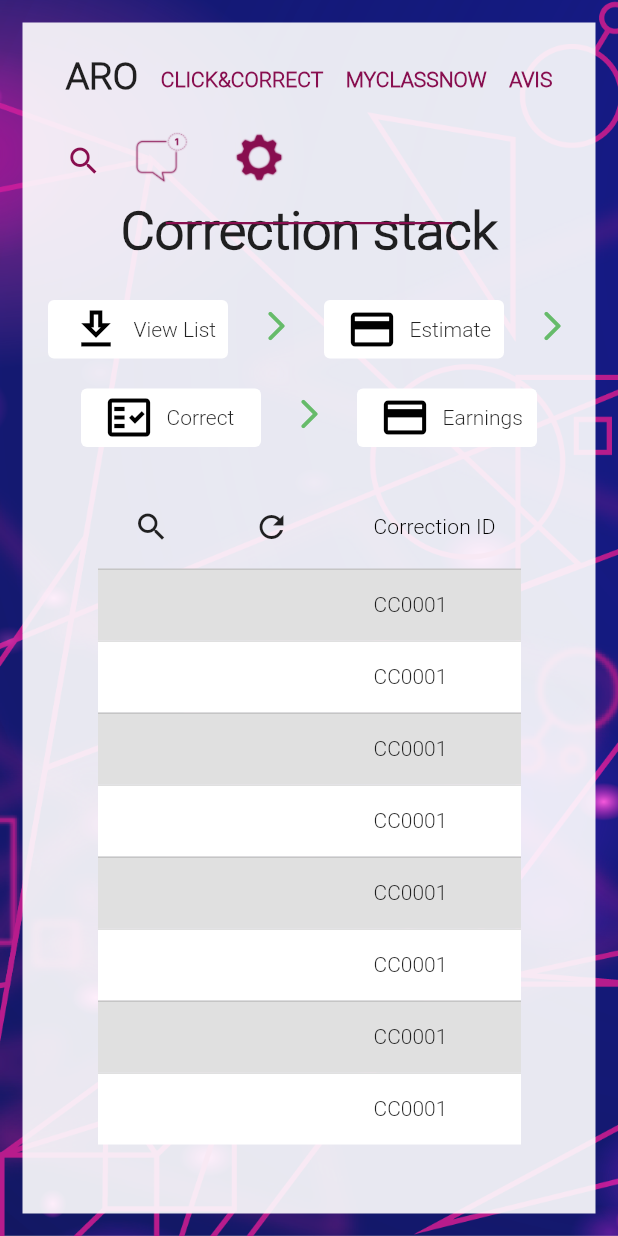
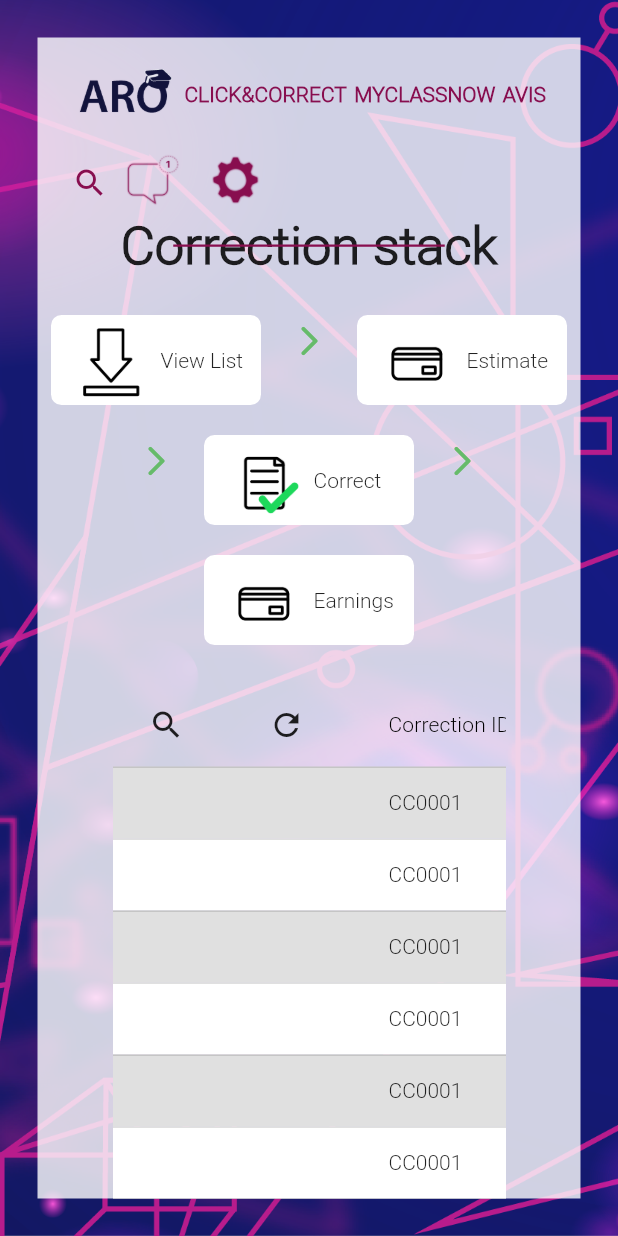
Before and after one commit to BOBMAXIMUS/Public, a Flutter app: the screen it shows after launch, after a tap on "CLICK&CORRECT", after a tap on "MYCLASSNOW", on a phone screen of 412 x 824 dp. Run offline on Flutter 3.47's test engine with Material 2 defaults, Android fonts, the light colour scheme and no system bars.

Commit message:
Modificacion de los assets.
Acomodo de overflows.

```diff
--- a/lib/book_class.dart
+++ b/lib/book_class.dart
@@ -10,11 +10,11 @@ class BookClass extends StatelessWidget {
   @override
   Widget build(BuildContext context) {
     Widget bookClass = Container(
-      height: 250.0,
+      height: 270.0,
       margin: EdgeInsets.all(5.0),
       padding: EdgeInsets.all(5.0),
       decoration: BoxDecoration(
-        borderRadius: BorderRadius.circular(4),
+        borderRadius: BorderRadius.circular(7),
         shape: BoxShape.rectangle,
         color: Colors.green.shade400,
       ),
@@ -54,11 +54,11 @@ class BookClass extends StatelessWidget {
       ),
     );
     Container planLater = Container(
-      height: 250.0,
+      height: 270.0,
       margin: EdgeInsets.all(5.0),
       padding: EdgeInsets.all(5.0),
       decoration: BoxDecoration(
-        borderRadius: BorderRadius.circular(4),
+        borderRadius: BorderRadius.circular(7),
         shape: BoxShape.rectangle,
         color: Colors.blue.shade800,
       ),
@@ -79,7 +79,7 @@ class BookClass extends StatelessWidget {
             width: 250.0,
             margin: EdgeInsets.all(5.0),
             child: Image(
-              image: AssetImage("lib/assets/images/book_later.jpg"),
+              image: AssetImage("lib/assets/images/PlanAClassForLater.jpg"),
               fit: BoxFit.contain,
             ),
           ),
@@ -98,11 +98,11 @@ class BookClass extends StatelessWidget {
       ),
     );
     Container reflexSheet = Container(
-      height: 250.0,
+      height: 270.0,
       margin: EdgeInsets.all(5.0),
       padding: EdgeInsets.all(5.0),
       decoration: BoxDecoration(
-        borderRadius: BorderRadius.circular(4),
+        borderRadius: BorderRadius.circular(7),
         shape: BoxShape.rectangle,
         color: Colors.indigo.shade900,
       ),
@@ -142,11 +142,11 @@ class BookClass extends StatelessWidget {
       ),
     );
     Container clicknCorrect = Container(
-      height: 250.0,
+      height: 270.0,
       margin: EdgeInsets.all(5.0),
       padding: EdgeInsets.all(5.0),
       decoration: BoxDecoration(
-        borderRadius: BorderRadius.circular(4),
+        borderRadius: BorderRadius.circular(7),
         shape: BoxShape.rectangle,
         color: Colors.pink.shade800,
       ),
--- a/lib/correction_stack.dart
+++ b/lib/correction_stack.dart
@@ -20,11 +20,11 @@ class CorrectionStack extends StatelessWidget {
     width: 8.0,
   );
 
-  myContainer(IconData icon, String text) {
+  myContainer(String asset, String text) {
     Widget banner = Container(
-      width: 120.0,
+      width: 140.0,
       decoration: BoxDecoration(
-        borderRadius: BorderRadius.circular(4),
+        borderRadius: BorderRadius.circular(7),
         shape: BoxShape.rectangle,
         color: Colors.white,
       ),
@@ -32,7 +32,15 @@ class CorrectionStack extends StatelessWidget {
       child: Row(
         mainAxisAlignment: MainAxisAlignment.start,
         children: [
-          Icon(icon, color: Colors.black, size: 34.0),
+          Container(
+            height: 50.0,
+            width: 50.0,
+            margin: EdgeInsets.only(top: 5.0),
+            child: Image(
+              image: AssetImage(asset),
+              fit: BoxFit.fill,
+            ),
+          ),
           littleBox,
           Text(text)
         ],
@@ -112,13 +120,13 @@ class CorrectionStack extends StatelessWidget {
         spacing: 20.0, //separacion segun el "direction" ,horizontal
         runSpacing: 20.0, // separacion al momento de rodar
         children: [
-          myContainer(Icons.download_outlined, "View List"),
+          myContainer("lib/assets/images/uploadFileBlack.jpg", "View List"),
           arrow,
-          myContainer(Icons.credit_card, "Estimate"),
+          myContainer("lib/assets/images/checkOut.jpg", "Estimate"),
           arrow,
-          myContainer(Icons.fact_check_outlined, "Correct"),
+          myContainer("lib/assets/images/resultBlack.jpg", "Correct"),
           arrow,
-          myContainer(Icons.credit_card, "Earnings")
+          myContainer("lib/assets/images/checkOut.jpg", "Earnings")
         ],
       ),
     );
--- a/lib/custom_appbar.dart
+++ b/lib/custom_appbar.dart
@@ -29,21 +29,22 @@ class _CustomAppbarState extends State<CustomAppbar> {
   @override
   Widget build(BuildContext context) {
     Widget aroLogo = Container(
-      margin: EdgeInsets.only(top: 11.0),
+      margin: EdgeInsets.only(top: 0.0),
       child: InkWell(
           onTap: () {
             setState(() {
               indexTap = 0;
             });
           },
-        child: Text(
-          "ARO",
-          style: TextStyle(
-            fontSize: 25.0,
-            fontWeight: FontWeight.bold,
+          child: Container(
+            height: 50.0,
+            width: 70.0,
+            margin: EdgeInsets.only(top: 5.0),
+            child: Image(
+              image: AssetImage("lib/assets/images/aroLogo.jpg"),
+              fit: BoxFit.fitWidth,
             ),
-        ),
-      ),
+          )),
     );
 
     Widget clickCorrect = Container(
@@ -144,8 +145,7 @@ class _CustomAppbarState extends State<CustomAppbar> {
         child: Wrap(
           direction: Axis.horizontal,
           alignment: WrapAlignment.start,
-          spacing: 15.0, //separacion segun el "direction" ,horizontal
-          runSpacing: 10.0, // separacion al momento de rodar
+          spacing: 5.0, //separacion segun el "direction" ,horizontal
           children: [
             aroLogo,
             clickCorrect,
@@ -165,7 +165,7 @@ class _CustomAppbarState extends State<CustomAppbar> {
       ),
     );
     Widget opacityContainer = Opacity(
-      opacity: 0.9,
+      opacity: 0.8,
       child: Expanded(
         child: Container(
           color: Colors.white,
@@ -188,7 +188,7 @@ class _CustomAppbarState extends State<CustomAppbar> {
             allAppbar,
           ],
         ),
-        minimum: EdgeInsets.all(15.0),
+        minimum: EdgeInsets.all(25.0),
       ),
     );
 
--- a/lib/home_content.dart
+++ b/lib/home_content.dart
@@ -33,7 +33,7 @@ class HomePage extends StatelessWidget {
 
     Widget uploadFile = Container(
       decoration: BoxDecoration(
-        borderRadius: BorderRadius.circular(4),
+        borderRadius: BorderRadius.circular(7),
         shape: BoxShape.rectangle,
         color: Colors.indigo.shade900,
       ),
@@ -47,10 +47,14 @@ class HomePage extends StatelessWidget {
                 fontSize: 12.0,
                 color: Colors.white),
           ),
-          Icon(
-            Icons.upload_file,
-            size: 60.0,
-            color: Colors.white,
+          Container(
+            height: 100.0,
+            width: 100.0,
+            margin: EdgeInsets.only(top: 5.0),
+            child: Image(
+              image: AssetImage("lib/assets/images/uploadPage.jpg"),
+              fit: BoxFit.fill,
+            ),
           ),
         ],
       ),
@@ -134,7 +138,7 @@ class HomePage extends StatelessWidget {
               width: 200.0,
               height: 200.0,
               decoration: BoxDecoration(
-                borderRadius: BorderRadius.circular(4),
+                borderRadius: BorderRadius.circular(7),
                 shape: BoxShape.rectangle,
                 // color: Colors.tealAccent.shade700,
                 image: DecorationImage(
@@ -204,7 +208,7 @@ class HomePage extends StatelessWidget {
                 bottom: 10.0,
               ),
               decoration: BoxDecoration(
-                borderRadius: BorderRadius.circular(4),
+                borderRadius: BorderRadius.circular(7),
                 shape: BoxShape.rectangle,
                 // color: Colors.tealAccent.shade700,
                 image: DecorationImage(
--- a/lib/my_activities.dart
+++ b/lib/my_activities.dart
@@ -6,13 +6,12 @@ class MyActivities extends StatelessWidget {
     child: Row(
       children: [
         Container(
-          //   color: Colors.orange,
-          margin: EdgeInsets.only(left: 50.0, right: 5.0),
-          child: Icon(
-            Icons.colorize_rounded,
-            color: Colors.black,
-            size: 30.0,
-          ),
+          height: 40.0,
+          width: 40.0,
+          margin: EdgeInsets.only(top: 5.0),
+          child: Image(
+              image: AssetImage("lib/assets/images/EditInfo.jpg"),
+              fit: BoxFit.cover),
         ),
         Container(
           //  color: Colors.blue,
@@ -37,16 +36,22 @@ class MyActivities extends StatelessWidget {
   final subText = TextStyle(
       color: Colors.black54, fontSize: 13.0, fontWeight: FontWeight.w300);
 
-  cardTileIcon(String title, String subTitle, IconData icon) {
+  cardTileIcon(String title, String subTitle, String asset, Color color) {
     Widget rowIcon = Container(
       margin: EdgeInsets.fromLTRB(10.0, 10.0, 10.0, 10.0),
-      //color: Colors.green,
-      width: 216.0,
+      // color: Colors.green,
+      width: 185.0,
       child: Row(
         children: [
           Container(
-            margin: EdgeInsets.only(right: 25.0),
-            child: Icon(icon, size: 40),
+            height: 45.0,
+            width: 45.0,
+            margin: EdgeInsets.only(top: 5.0),
+            child: Image(
+              image: AssetImage(asset),
+              fit: BoxFit.cover,
+              color: color,
+            ),
           ),
           Column(
             mainAxisAlignment: MainAxisAlignment.start,
@@ -96,29 +101,30 @@ class MyActivities extends StatelessWidget {
   Widget build(BuildContext context) {
     Widget rowRow1 = Row(
       children: [
-        cardTileIcon(
-            "Terminale S", "Subtitle text", Icons.person_outline_outlined),
+        cardTileIcon("Terminale S", "Subtitle text",
+            "lib/assets/images/Profile.jpg", Colors.black),
         cardTileText("Anglais", "Subtitle text"),
       ],
     );
     Widget rowRow2 = Row(
       children: [
-        cardTileIcon(
-            "8 cours particuliers", "Subtitle text", Icons.group_add_outlined),
+        cardTileIcon("8 cours particuliers", "Subtitle text",
+            "lib/assets/images/MCNStats.jpg", Colors.black),
         cardTileText("2 heures", "Subtitle text"),
       ],
     );
     Widget rowRow3 = Row(
       children: [
-        cardTileIcon("6 corrections", "Subtitle text", Icons.search_rounded),
+        cardTileIcon("6 corrections", "Subtitle text",
+            "lib/assets/images/CNCSearch.jpg", null),
         cardTileText("2 exercices", "Subtitle text"),
       ],
     );
 
     Container example1 = Container(
-      width: 350.0,
+      width: 400.0,
       padding: EdgeInsets.all(5.0),
-      margin: EdgeInsets.all(10.0),
+      margin: EdgeInsets.all(5.0),
       child: Column(
         crossAxisAlignment: CrossAxisAlignment.start,
         children: [
@@ -136,7 +142,7 @@ class MyActivities extends StatelessWidget {
       height: 200,
       padding: EdgeInsets.all(10.0),
       decoration: BoxDecoration(
-        borderRadius: BorderRadius.circular(4),
+        borderRadius: BorderRadius.circular(7),
         shape: BoxShape.rectangle,
         // color: Colors.tealAccent.shade700,
         image: DecorationImage(
--- a/lib/progress_bar.dart
+++ b/lib/progress_bar.dart
@@ -1,9 +1,13 @@
 import 'package:flutter/material.dart';
 
 class ProgressBar extends StatelessWidget {
-  final Icon arrow = Icon(
-    Icons.arrow_forward_ios_rounded,
-    color: Colors.green.shade400,
+  final Widget arrow = Container(
+    margin: EdgeInsets.only(top: 15.0),
+    child: Icon(
+      Icons.arrow_forward_ios_rounded,
+      color: Colors.green.shade400,
+      size: 30.0,
+    ),
   );
 
   final EdgeInsets myPadding = EdgeInsets.only(
@@ -17,11 +21,11 @@ class ProgressBar extends StatelessWidget {
     width: 8.0,
   );
 
-  myContainer(IconData icon, String text) {
+  myContainer(String asset, String text) {
     Widget banner = Container(
-      width: 125.0,
+      width: 135.0,
       decoration: BoxDecoration(
-        borderRadius: BorderRadius.circular(4),
+        borderRadius: BorderRadius.circular(7),
         shape: BoxShape.rectangle,
         color: Colors.white,
       ),
@@ -29,8 +33,15 @@ class ProgressBar extends StatelessWidget {
       child: Row(
         mainAxisAlignment: MainAxisAlignment.start,
         children: [
-          Icon(icon, color: Colors.black, size: 34.0),
-          littleBox,
+          Container(
+            height: 50.0,
+            width: 50.0,
+            margin: EdgeInsets.only(top: 5.0),
+            child: Image(
+              image: AssetImage(asset),
+              fit: BoxFit.fill,
+            ),
+          ),
           Text(text)
         ],
       ),
@@ -48,11 +59,11 @@ class ProgressBar extends StatelessWidget {
         spacing: 20.0, //separacion segun el "direction" ,horizontal
         runSpacing: 20.0, // separacion al momento de rodar
         children: [
-          myContainer(Icons.download_outlined, "Upload"),
+          myContainer("lib/assets/images/uploadFileBlack.jpg", "Upload"),
           arrow,
-          myContainer(Icons.credit_card_outlined, "Checkout"),
+          myContainer("lib/assets/images/checkOut.jpg", "Checkout"),
           arrow,
-          myContainer(Icons.fact_check_outlined, "Results!")
+          myContainer("lib/assets/images/resultBlack.jpg", "Results!"),
         ],
       ),
     );
```
Also changed, not shown: lib/assets/images/CNCSearch.jpg (renamed from lib/assets/images/Placeholder/icons_CNCStats.png), lib/assets/images/EditInfo.jpg (renamed from lib/assets/images/Placeholder/icons_EditInfo.png), lib/assets/images/MCNStats.jpg (renamed from lib/assets/images/Placeholder/icons_MCNStats.png), lib/assets/images/PlanAClassForLater.jpg (renamed from lib/assets/images/Placeholder/icons_PlanAClassForLater.png), lib/assets/images/Profile.jpg (renamed from lib/assets/images/Placeholder/icons_Profile.png), lib/assets/images/aroLogo.jpg (renamed from lib/assets/images/Placeholder/icons_AROLOGO_Student.png), lib/assets/images/checkOut.jpg (renamed from lib/assets/images/Placeholder/icons_CheckoutBlack.png), lib/assets/images/dificulty_bar1.png (deleted), lib/assets/images/purple_paper1.jpg (deleted), lib/assets/images/resultBlack.jpg (renamed from lib/assets/images/Placeholder/icons_ResultsBlack.png), lib/assets/images/uploadFile.jpg (renamed from lib/assets/images/Placeholder/icons_UploadWhite.png), lib/assets/images/uploadFileBlack.jpg (renamed from lib/assets/images/Placeholder/icons_UploadBlack.png), lib/assets/images/uploadPage.jpg (renamed from lib/assets/images/Placeholder/icons_UploadFile.png). Lines whose indentation alone changed are shown as unchanged.
